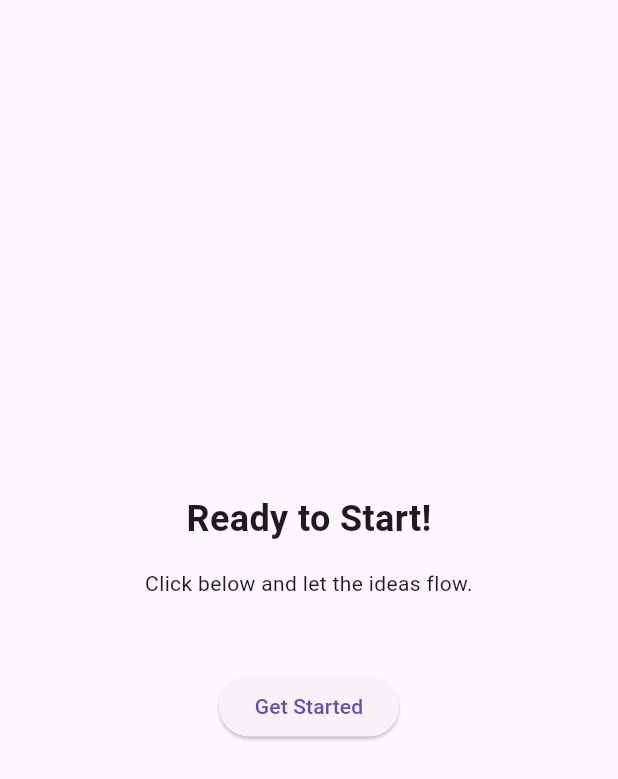
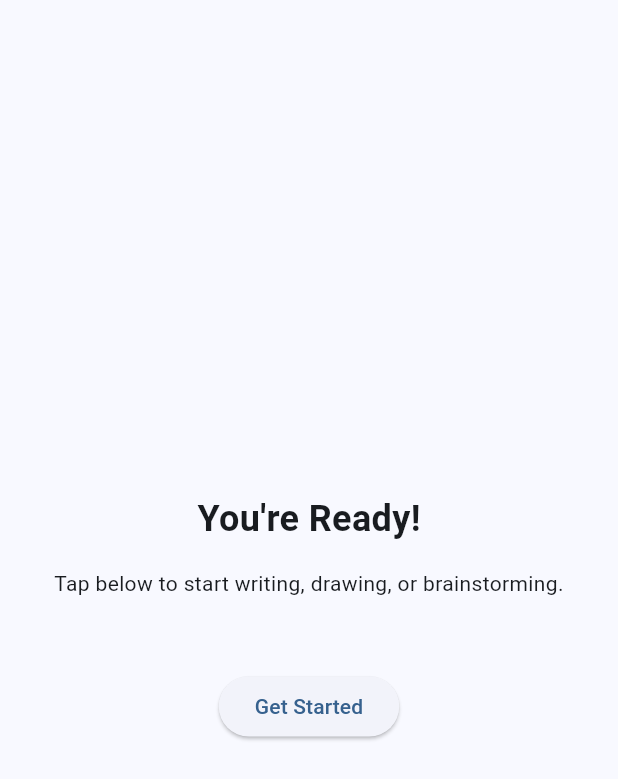
Before and after one commit to ZoranJeremic/f.Sentence, a Flutter app: the screen it shows after launch, swiped to page 4, on a phone screen of 412 x 824 dp. Shown: the top 779 px of the screen. Run offline on Flutter 3.47's test engine with Material 3 defaults, Android fonts, the phone set to English and light mode, and no system bars; our stand-ins replace hive, hive_flutter, image_picker, permission_handler, shared_preferences; missing offline and left inert: flutter_quill; accounts and stored records are empty.

Commit message:
Update onboarding.dart

```diff
--- a/lib/onboarding.dart
+++ b/lib/onboarding.dart
@@ -1,10 +1,11 @@
 import 'package:flutter/material.dart';
 import 'package:shared_preferences/shared_preferences.dart';
-import 'main.dart';
 
 class OnboardingScreen extends StatefulWidget {
+  const OnboardingScreen({super.key});
+
   @override
-  _OnboardingScreenState createState() => _OnboardingScreenState();
+  State<OnboardingScreen> createState() => _OnboardingScreenState();
 }
 
 class _OnboardingScreenState extends State<OnboardingScreen> {
@@ -15,7 +16,7 @@ class _OnboardingScreenState extends State<OnboardingScreen> {
   bool _isDarkTheme = false;
   Color _accentColor = Colors.blue;
 
-  List<Color> accentColors = [
+  final List<Color> accentColors = [
     Colors.white,
     Colors.yellow,
     Colors.pink,
@@ -29,7 +30,7 @@ class _OnboardingScreenState extends State<OnboardingScreen> {
   void _nextPage() {
     if (_currentPage < 3) {
       _controller.nextPage(
-        duration: Duration(milliseconds: 300),
+        duration: const Duration(milliseconds: 300),
         curve: Curves.easeInOut,
       );
     } else {
@@ -37,52 +38,99 @@ class _OnboardingScreenState extends State<OnboardingScreen> {
     }
   }
 
-  void _finishOnboarding() async {
+  Future<void> _finishOnboarding() async {
     final prefs = await SharedPreferences.getInstance();
     await prefs.setBool('onboarding_complete', true);
+    await prefs.setBool('is_dark_theme', _isDarkTheme);
+    await prefs.setString('language_code', _getLanguageCode(_selectedLanguage));
+    Navigator.of(context).pushReplacementNamed('/main');
+  }
 
-    if (!mounted) return;
-
-    // Ovde preusmerava na glavni ekran definisan u main.dart
-    Navigator.of(context).pushReplacement(
-      MaterialPageRoute(builder: (_) => MainAppScreen()),
-    );
+  String _getLanguageCode(String lang) {
+    switch (lang) {
+      case 'English':
+        return 'en';
+      case 'Српски':
+        return 'sr';
+      case 'Türkçe':
+        return 'tr';
+      case 'Español':
+        return 'es';
+      case 'Deutsch':
+        return 'de';
+      default:
+        return 'en';
+    }
   }
 
   @override
   Widget build(BuildContext context) {
-    return Scaffold(
+    return MaterialApp(
+      title: 'f.Sentence',
+      debugShowCheckedModeBanner: false,
+      theme: ThemeData(
+        useMaterial3: true,
+        colorSchemeSeed: _accentColor,
+        brightness: Brightness.light,
+      ),
+      darkTheme: ThemeData(
+        useMaterial3: true,
+        colorSchemeSeed: _accentColor,
+        brightness: Brightness.dark,
+      ),
+      themeMode: _isDarkTheme ? ThemeMode.dark : ThemeMode.light,
+      home: Scaffold(
         body: PageView(
           controller: _controller,
           onPageChanged: (index) => setState(() => _currentPage = index),
           children: [
-          _buildPage(
+            _buildWelcomePage(),
+            _buildLanguagePage(),
+            _buildThemePage(),
+            _buildFinishPage(),
+          ],
+        ),
+      ),
+    );
+  }
+
+  Widget _buildWelcomePage() => _buildPage(
         title: 'Welcome to f.Sentence!',
-            subtitle: 'Your creative space. Fast, offline, private.',
-          ),
-          _buildPage(
+        subtitle: 'Your new creative workspace — fast, private, and offline-ready.',
+      );
+
+  Widget _buildLanguagePage() => _buildPage(
         title: 'Choose Language',
-            subtitle: 'You can change it later in Settings.',
+        subtitle: 'You can change this later in Settings.',
         child: DropdownButton<String>(
           value: _selectedLanguage,
-              onChanged: (value) => setState(() => _selectedLanguage = value!),
-              items: ['English', 'Српски', 'Español', 'Deutsch'].map((lang) {
+          onChanged: (value) async {
+            setState(() => _selectedLanguage = value!);
+            final prefs = await SharedPreferences.getInstance();
+            await prefs.setString('language_code', _getLanguageCode(value));
+          },
+          items: ['English', 'Српски', 'Türkçe', 'Español', 'Deutsch'].map((lang) {
             return DropdownMenuItem(value: lang, child: Text(lang));
           }).toList(),
         ),
-          ),
-          _buildPage(
+      );
+
+  Widget _buildThemePage() => _buildPage(
         title: 'Choose Theme & Color',
-            subtitle: 'Customize your experience.',
+        subtitle: 'Customize the look of your app.',
         child: Column(
           children: [
             SwitchListTile(
-                  title: Text('Dark Theme'),
+              title: const Text('Dark Theme (AMOLED)'),
               value: _isDarkTheme,
-                  onChanged: (value) => setState(() => _isDarkTheme = value),
+              onChanged: (value) async {
+                setState(() => _isDarkTheme = value);
+                final prefs = await SharedPreferences.getInstance();
+                await prefs.setBool('is_dark_theme', value);
+              },
             ),
             Wrap(
-                  spacing: 8,
+              spacing: 10,
               children: accentColors.map((color) {
                 return GestureDetector(
                   onTap: () => setState(() => _accentColor = color),
@@ -90,7 +138,7 @@ class _OnboardingScreenState extends State<OnboardingScreen> {
                     backgroundColor: color,
                     radius: 20,
                     child: _accentColor == color
-                            ? Icon(Icons.check, color: Colors.black)
+                        ? const Icon(Icons.check, color: Colors.black)
                         : null,
                   ),
                 );
@@ -98,16 +146,13 @@ class _OnboardingScreenState extends State<OnboardingScreen> {
             ),
           ],
         ),
-          ),
-          _buildPage(
-            title: 'Ready to Start!',
-            subtitle: 'Click below and let the ideas flow.',
+      );
+
+  Widget _buildFinishPage() => _buildPage(
+        title: "You're Ready!",
+        subtitle: 'Tap below to start writing, drawing, or brainstorming.',
         buttonText: 'Get Started',
-          ),
-        ],
-      ),
       );
-  }
 
   Widget _buildPage({
     required String title,
@@ -117,23 +162,26 @@ class _OnboardingScreenState extends State<OnboardingScreen> {
   }) {
     return Padding(
       padding: const EdgeInsets.all(32.0),
+      child: Center(
         child: Column(
           mainAxisAlignment: MainAxisAlignment.center,
           children: [
-          Text(title, style: TextStyle(fontSize: 24, fontWeight: FontWeight.bold)),
-          SizedBox(height: 16),
+            Text(title,
+                style: const TextStyle(fontSize: 24, fontWeight: FontWeight.bold)),
+            const SizedBox(height: 16),
             Text(subtitle, textAlign: TextAlign.center),
             if (child != null) ...[
-            SizedBox(height: 24),
+              const SizedBox(height: 24),
               child,
             ],
-          SizedBox(height: 48),
+            const SizedBox(height: 48),
             ElevatedButton(
               onPressed: _nextPage,
               child: Text(buttonText),
             ),
           ],
         ),
+      ),
     );
   }
 }
```
Lines whose indentation alone changed are shown as unchanged.
